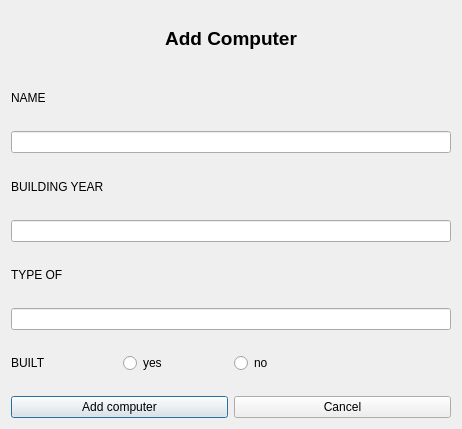
VLN1-Hopur23/VLN1-Hopur23, file ui/addcomputerdialog.ui: the form before one commit.
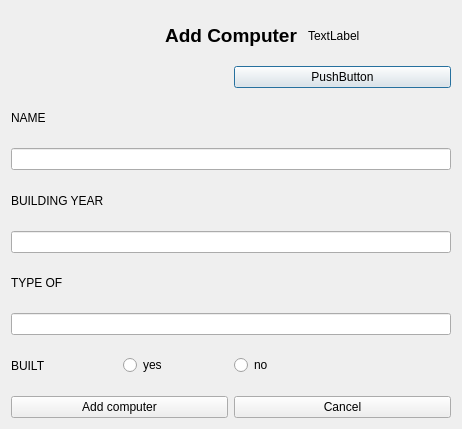
The form after the commit.

Commit message: mynda takki

```diff
--- a/ui/addcomputerdialog.ui
+++ b/ui/addcomputerdialog.ui
@@ -15,6 +15,15 @@
   </property>
   <layout class="QVBoxLayout" name="verticalLayout">
    <item>
+    <layout class="QHBoxLayout" name="horizontalLayout_6">
+     <item>
+      <widget class="QLabel" name="label_7">
+       <property name="text">
+        <string/>
+       </property>
+      </widget>
+     </item>
+     <item>
     <widget class="QLabel" name="label">
      <property name="font">
       <font>
@@ -30,6 +39,33 @@
       <set>Qt::AlignCenter</set>
      </property>
     </widget>
+     </item>
+     <item>
+      <widget class="QLabel" name="label_6">
+       <property name="text">
+        <string>TextLabel</string>
+       </property>
+      </widget>
+     </item>
+    </layout>
+   </item>
+   <item>
+    <layout class="QHBoxLayout" name="horizontalLayout_7">
+     <item>
+      <widget class="QLabel" name="label_8">
+       <property name="text">
+        <string/>
+       </property>
+      </widget>
+     </item>
+     <item>
+      <widget class="QPushButton" name="pushButton">
+       <property name="text">
+        <string>PushButton</string>
+       </property>
+      </widget>
+     </item>
+    </layout>
    </item>
    <item>
     <layout class="QHBoxLayout" name="horizontalLayout">
```
Lines whose indentation alone changed are shown as unchanged.
